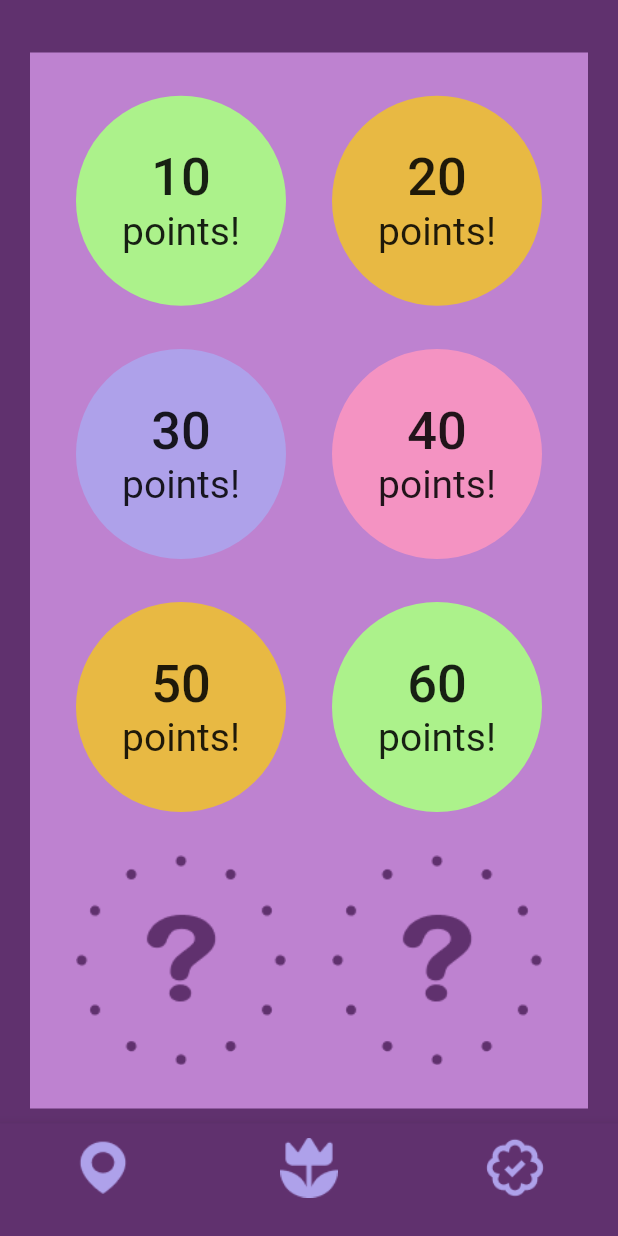
After one commit to Akanksha1212/Growww, a Flutter app: the GardenHome screen opened directly, swiped to page 3, on a phone screen of 412 x 824 dp. The commit adds this screen. Run offline on Flutter 3.47's test engine with Material 2 defaults, Android fonts, the phone set to English and light mode, and no system bars; our stand-ins replace cloud_firestore, firebase_auth, firebase_core, get_it, google_fonts, google_sign_in; accounts and stored records are empty; Roboto replaces fonts that are missing (Ubuntu).

Commit message:
Updated map,garden badge screen

```diff
--- a/lib/main.dart
+++ b/lib/main.dart
@@ -17,6 +17,7 @@ class MyApp extends StatelessWidget {
   @override
   Widget build(BuildContext context) {
     return MaterialApp(
+      debugShowCheckedModeBanner: false,
       theme: ThemeData(
         primaryColor: Color(0xff60316E),
         accentColor: Color(0xffBE82D0),
@@ -61,6 +62,7 @@ class _SplashScreenState extends State<SplashScreen> {
       body: Center(
         child: Column(
           mainAxisAlignment: MainAxisAlignment.center,
+          crossAxisAlignment: CrossAxisAlignment.center,
           children: <Widget>[
             Container(
               child: Image.asset(
--- /dev/null
+++ b/lib/screens/badge.dart
@@ -0,0 +1,200 @@
+import 'package:flutter/material.dart';
+import 'package:google_fonts/google_fonts.dart';
+
+class Badge extends StatefulWidget {
+  @override
+  _BadgeState createState() => _BadgeState();
+}
+
+class _BadgeState extends State<Badge> {
+  @override
+  Widget build(BuildContext context) {
+    return Scaffold(
+      backgroundColor: Color(0xff60316E),
+      body: Container(
+          margin: EdgeInsets.fromLTRB(20, 35, 20, 10),
+          color: Color(0xffBE82D0),
+          height: MediaQuery.of(context).size.height,
+          width: MediaQuery.of(context).size.width,
+          child: Column(
+            mainAxisAlignment: MainAxisAlignment.spaceEvenly,
+            children: [
+              Row(
+                mainAxisAlignment: MainAxisAlignment.spaceEvenly,
+                children: [
+                  CircleAvatar(
+                      radius: 70,
+                      backgroundColor: Color(0xffACF28B),
+                      child: Column(
+                        mainAxisAlignment: MainAxisAlignment.center,
+                        children: [
+                          Text(
+                            '10',
+                            style: GoogleFonts.ubuntu(
+                                textStyle: TextStyle(
+                                    color: Colors.black87,
+                                    fontSize: 35,
+                                    fontWeight: FontWeight.w500)),
+                          ),
+                          Text(
+                            'points!',
+                            style: GoogleFonts.ubuntu(
+                                textStyle: TextStyle(
+                                    color: Colors.black87,
+                                    fontSize: 26,
+                                    fontWeight: FontWeight.w400)),
+                          ),
+                        ],
+                      )),
+                  CircleAvatar(
+                      radius: 70,
+                      backgroundColor: Color(0xffE8B943),
+                      child: Column(
+                        mainAxisAlignment: MainAxisAlignment.center,
+                        children: [
+                          Text(
+                            '20',
+                            style: GoogleFonts.ubuntu(
+                                textStyle: TextStyle(
+                                    color: Colors.black87,
+                                    fontSize: 35,
+                                    fontWeight: FontWeight.w500)),
+                          ),
+                          Text(
+                            'points!',
+                            style: GoogleFonts.ubuntu(
+                                textStyle: TextStyle(
+                                    color: Colors.black87,
+                                    fontSize: 26,
+                                    fontWeight: FontWeight.w400)),
+                          ),
+                        ],
+                      )),
+                ],
+              ),
+              Row(
+                mainAxisAlignment: MainAxisAlignment.spaceEvenly,
+                children: [
+                  CircleAvatar(
+                      radius: 70,
+                      backgroundColor: Color(0xffAEA1EA),
+                      child: Column(
+                        mainAxisAlignment: MainAxisAlignment.center,
+                        children: [
+                          Text(
+                            '30',
+                            style: GoogleFonts.ubuntu(
+                                textStyle: TextStyle(
+                                    color: Colors.black87,
+                                    fontSize: 35,
+                                    fontWeight: FontWeight.w500)),
+                          ),
+                          Text(
+                            'points!',
+                            style: GoogleFonts.ubuntu(
+                                textStyle: TextStyle(
+                                    color: Colors.black87,
+                                    fontSize: 26,
+                                    fontWeight: FontWeight.w400)),
+                          ),
+                        ],
+                      )),
+                  CircleAvatar(
+                      radius: 70,
+                      backgroundColor: Color(0xffF493C2),
+                      child: Column(
+                        mainAxisAlignment: MainAxisAlignment.center,
+                        children: [
+                          Text(
+                            '40',
+                            style: GoogleFonts.ubuntu(
+                                textStyle: TextStyle(
+                                    color: Colors.black87,
+                                    fontSize: 35,
+                                    fontWeight: FontWeight.w500)),
+                          ),
+                          Text(
+                            'points!',
+                            style: GoogleFonts.ubuntu(
+                                textStyle: TextStyle(
+                                    color: Colors.black87,
+                                    fontSize: 26,
+                                    fontWeight: FontWeight.w400)),
+                          ),
+                        ],
+                      )),
+                ],
+              ),
+              Row(
+                mainAxisAlignment: MainAxisAlignment.spaceEvenly,
+                children: [
+                  CircleAvatar(
+                      radius: 70,
+                      backgroundColor: Color(0xffE8B943),
+                      child: Column(
+                        mainAxisAlignment: MainAxisAlignment.center,
+                        children: [
+                          Text(
+                            '50',
+                            style: GoogleFonts.ubuntu(
+                                textStyle: TextStyle(
+                                    color: Colors.black87,
+                                    fontSize: 35,
+                                    fontWeight: FontWeight.w500)),
+                          ),
+                          Text(
+                            'points!',
+                            style: GoogleFonts.ubuntu(
+                                textStyle: TextStyle(
+                                    color: Colors.black87,
+                                    fontSize: 26,
+                                    fontWeight: FontWeight.w400)),
+                          ),
+                        ],
+                      )),
+                  CircleAvatar(
+                      radius: 70,
+                      backgroundColor: Color(0xffACF28B),
+                      child: Column(
+                        mainAxisAlignment: MainAxisAlignment.center,
+                        children: [
+                          Text(
+                            '60',
+                            style: GoogleFonts.ubuntu(
+                                textStyle: TextStyle(
+                                    color: Colors.black87,
+                                    fontSize: 35,
+                                    fontWeight: FontWeight.w500)),
+                          ),
+                          Text(
+                            'points!',
+                            style: GoogleFonts.ubuntu(
+                                textStyle: TextStyle(
+                                    color: Colors.black87,
+                                    fontSize: 26,
+                                    fontWeight: FontWeight.w400)),
+                          ),
+                        ],
+                      )),
+                ],
+              ),
+              Row(
+                mainAxisAlignment: MainAxisAlignment.spaceEvenly,
+                children: [
+                  CircleAvatar(
+                    radius: 70,
+                    backgroundColor: Colors.transparent,
+                    backgroundImage: AssetImage('assets/ques.png'),
+                  ),
+                  CircleAvatar(
+                    radius: 70,
+                    backgroundColor: Colors.transparent,
+                    backgroundImage: AssetImage('assets/ques.png'),
+                  ),
+                ],
+              ),
+            ],
+          )),
+    );
+  }
+}
--- /dev/null
+++ b/lib/screens/gardenHome.dart
@@ -0,0 +1,84 @@
+import 'package:flutter/material.dart';
+import 'package:grow/screens/map.dart';
+
+import 'badge.dart';
+import 'garden.dart';
+
+class GardenHome extends StatefulWidget {
+  @override
+  _GardenHomeState createState() => new _GardenHomeState();
+}
+
+class _GardenHomeState extends State<GardenHome> {
+  int _pageIndex = 0;
+  PageController _pageController;
+
+  List<Widget> tabPages = [
+    MapScreen(),
+    Garden(),
+    Badge(),
+  ];
+
+  @override
+  void initState() {
+    super.initState();
+    _pageController = PageController(initialPage: _pageIndex);
+  }
+
+  @override
+  void dispose() {
+    _pageController.dispose();
+    super.dispose();
+  }
+
+  @override
+  Widget build(BuildContext context) {
+    return Scaffold(
+      backgroundColor: Color(0xff60316E),
+      bottomNavigationBar: BottomNavigationBar(
+        currentIndex: _pageIndex,
+        onTap: onTabTapped,
+        backgroundColor: Color(0xff60316E),
+        items: <BottomNavigationBarItem>[
+          BottomNavigationBarItem(
+              icon: new Image.asset(
+                'assets/map.png',
+                height: 45,
+                width: 45,
+              ),
+              title: Text("")),
+          BottomNavigationBarItem(
+              icon: new Image.asset(
+                'assets/flower.png',
+                height: 40,
+                width: 40,
+              ),
+              title: Text("")),
+          BottomNavigationBarItem(
+              icon: new Image.asset(
+                'assets/badge.png',
+                height: 45,
+                width: 45,
+              ),
+              title: Text("")),
+        ],
+      ),
+      body: PageView(
+        children: tabPages,
+        onPageChanged: onPageChanged,
+        controller: _pageController,
+      ),
+    );
+  }
+
+  void onPageChanged(int page) {
+    setState(() {
+      this._pageIndex = page;
+    });
+  }
+
+  void onTabTapped(int index) {
+    this._pageController.animateToPage(index,
+        duration: const Duration(milliseconds: 500), curve: Curves.easeInOut);
+  }
+}
```
Also changed, not shown: lib/screens/garden.dart (added, +23 -0 lines), lib/screens/map.dart (added, +24 -0 lines), lib/tracks_view.dart (+4 -8 lines), lib/widgets/customDialog.dart (added, +89 -0 lines), lib/widgets/gridDashboard.dart (added, +136 -0 lines), assets/badge.png (added), assets/bot.png (added), assets/flower.png (added), assets/map.png (added), assets/path.png (added), assets/ques.png (added), assets/tree.png (added).
